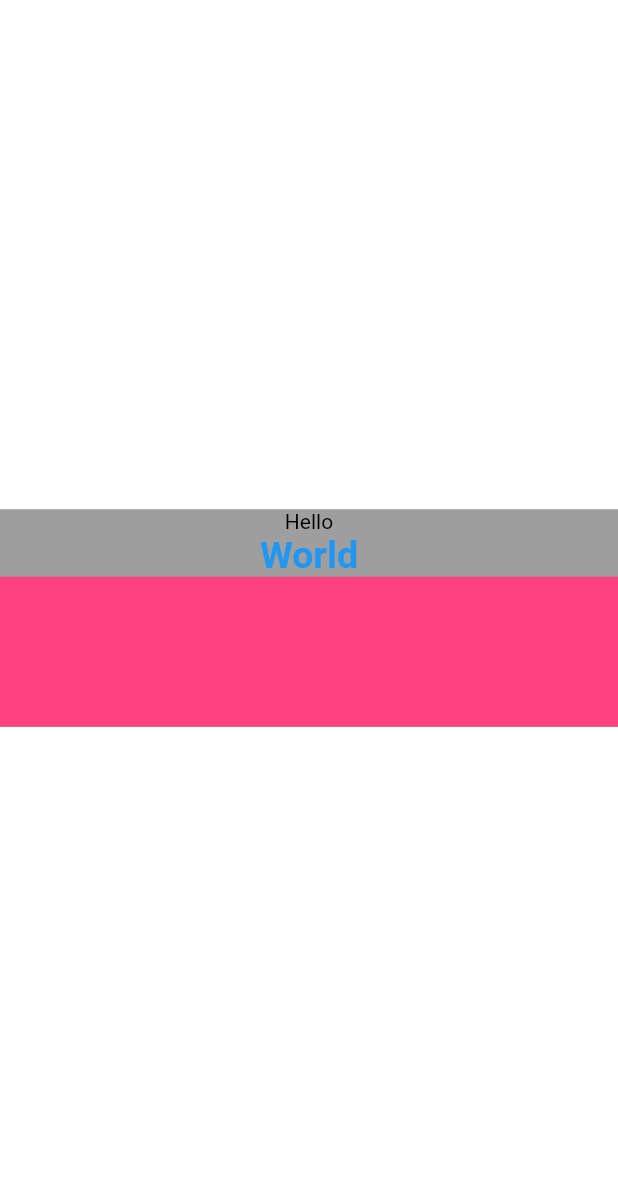
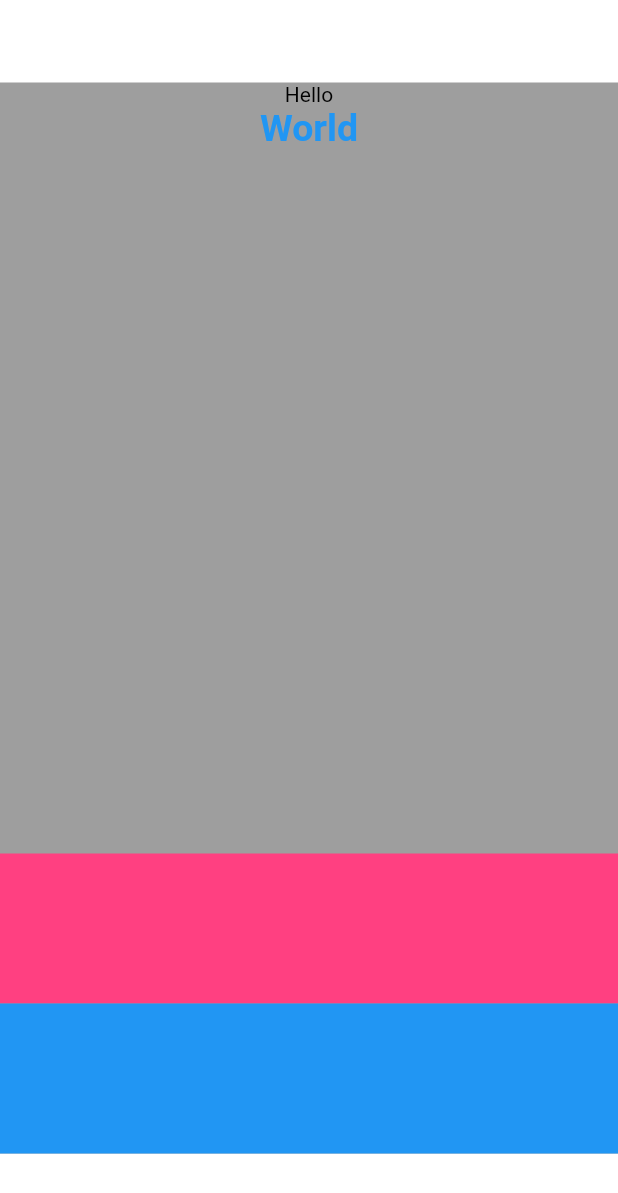
Before and after one commit to AgustinaGF/facebookFlutter, a Flutter app: the screen it shows after launch, on a phone screen of 412 x 824 dp. Shown: the top 1193 px of the screen. Run offline on Flutter 3.47's test engine with Material 2 defaults, Android fonts, the phone set to English and light mode, and no system bars.

Commit message:
column part2

```diff
--- a/lib/widgets/column.dart
+++ b/lib/widgets/column.dart
@@ -16,12 +16,13 @@ class MyColumn extends StatelessWidget {
           child: Container(
             color: Colors.grey,
             child: Column(
-
-                      ///con este elemento se logra que el column ocupe el espacio respecto a sus hijos y no que busque ocupar todo el height
-                      mainAxisSize: MainAxisSize.min,
+              mainAxisAlignment: MainAxisAlignment.spaceBetween,
               children: [
-                        const Text('Hello'),
-                        const Text(
+                ///cuando se utiliza un column dentro de otro column su altura se calcula de forma dinamica en base a la altura de los hijos
+                const Column(
+                  children: [
+                    Text('Hello'),
+                    Text(
                       'World',
                       style: TextStyle(
                         color: Colors.blue,
@@ -29,11 +30,29 @@ class MyColumn extends StatelessWidget {
                         fontWeight: FontWeight.bold,
                       ),
                     ),
+                  ],
+                ),
+
+                ///este elemento sirve para agregar un padding entre Columnas
+                // const SizedBox(height: 20),
+                Column(
+                  children: [
                     Container(
                       height: 100,
                       color: Colors.pinkAccent,
-                        )
-                      ])),
-            )));
+                    ),
+                    // const SizedBox(height: 20),
+                    Container(
+                      height: 100,
+                      color: Colors.blue,
+                    ),
+                  ],
+                ),
+              ],
+            ),
+          ),
+        ),
+      ),
+    );
   }
 }
```
Lines whose indentation alone changed are shown as unchanged.
